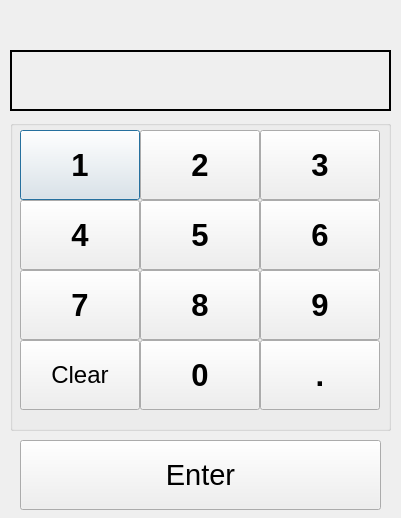
Qt form ui/NumPad.ui (rhtowler/CLAMS) before a commit.
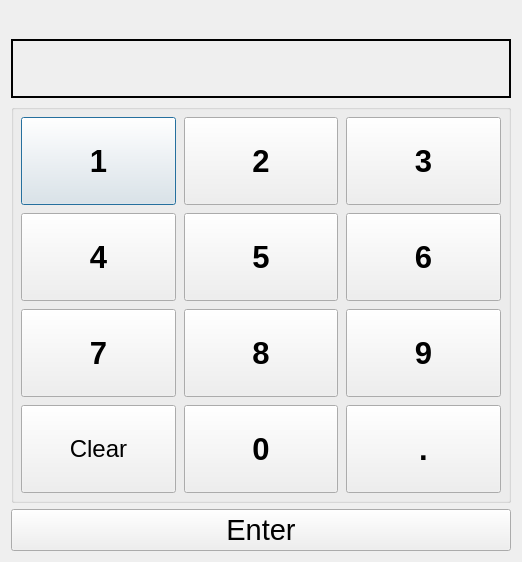
The same form after that commit.

Commit message: Completed first cut of MACETrawlEvent including adding layouts to the .ui and updating form code. Along the way I updated netdlg and listseldialog (both ui and form code). Updated the layout for numpad.

```diff
--- a/ui/NumPad.ui
+++ b/ui/NumPad.ui
@@ -4,39 +4,92 @@
   <property name="windowModality" >
    <enum>Qt::WindowModal</enum>
   </property>
-  <property name="geometry" >
+  <property name="geometry">
    <rect>
     <x>0</x>
     <y>0</y>
-    <width>401</width>
-    <height>518</height>
+    <width>522</width>
+    <height>562</height>
    </rect>
   </property>
   <property name="windowTitle" >
    <string>NumPad</string>
   </property>
-  <widget class="QGroupBox" name="groupBox" >
-   <property name="geometry" >
-    <rect>
-     <x>10</x>
-     <y>120</y>
-     <width>381</width>
-     <height>311</height>
-    </rect>
-   </property>
-   <property name="title" >
+  <layout class="QVBoxLayout" name="verticalLayout">
+   <item>
+    <widget class="QLabel" name="msgLabel">
+     <property name="font">
+      <font>
+       <pointsize>14</pointsize>
+      </font>
+     </property>
+     <property name="text">
     <string/>
    </property>
-   <widget class="QPushButton" name="pBtn1" >
-    <property name="geometry" >
-     <rect>
-      <x>10</x>
-      <y>10</y>
-      <width>120</width>
-      <height>70</height>
-     </rect>
-    </property>
-    <property name="font" >
+    </widget>
+   </item>
+   <item>
+    <widget class="QLabel" name="dispBox">
+     <property name="font">
+      <font>
+       <pointsize>36</pointsize>
+       <weight>50</weight>
+       <bold>false</bold>
+      </font>
+     </property>
+     <property name="autoFillBackground">
+      <bool>true</bool>
+     </property>
+     <property name="frameShape">
+      <enum>QFrame::WinPanel</enum>
+     </property>
+     <property name="frameShadow">
+      <enum>QFrame::Plain</enum>
+     </property>
+     <property name="text">
+      <string/>
+     </property>
+     <property name="alignment">
+      <set>Qt::AlignRight|Qt::AlignTrailing|Qt::AlignVCenter</set>
+     </property>
+    </widget>
+   </item>
+   <item>
+    <widget class="QGroupBox" name="groupBox">
+     <property name="sizePolicy">
+      <sizepolicy hsizetype="Expanding" vsizetype="Expanding">
+       <horstretch>0</horstretch>
+       <verstretch>0</verstretch>
+      </sizepolicy>
+     </property>
+     <property name="title">
+      <string/>
+     </property>
+     <layout class="QGridLayout" name="gridLayout">
+      <property name="leftMargin">
+       <number>7</number>
+      </property>
+      <property name="topMargin">
+       <number>7</number>
+      </property>
+      <property name="rightMargin">
+       <number>7</number>
+      </property>
+      <property name="bottomMargin">
+       <number>7</number>
+      </property>
+      <property name="spacing">
+       <number>8</number>
+      </property>
+      <item row="0" column="0">
+       <widget class="QPushButton" name="pBtn1">
+        <property name="sizePolicy">
+         <sizepolicy hsizetype="Minimum" vsizetype="Expanding">
+          <horstretch>0</horstretch>
+          <verstretch>0</verstretch>
+         </sizepolicy>
+        </property>
+        <property name="font">
      <font>
       <pointsize>23</pointsize>
       <weight>75</weight>
@@ -47,16 +100,16 @@
      <string>1</string>
     </property>
    </widget>
-   <widget class="QPushButton" name="pBtn2" >
-    <property name="geometry" >
-     <rect>
-      <x>130</x>
-      <y>10</y>
-      <width>120</width>
-      <height>70</height>
-     </rect>
-    </property>
-    <property name="font" >
+      </item>
+      <item row="0" column="1">
+       <widget class="QPushButton" name="pBtn2">
+        <property name="sizePolicy">
+         <sizepolicy hsizetype="Minimum" vsizetype="Expanding">
+          <horstretch>0</horstretch>
+          <verstretch>0</verstretch>
+         </sizepolicy>
+        </property>
+        <property name="font">
      <font>
       <pointsize>23</pointsize>
       <weight>75</weight>
@@ -67,16 +120,16 @@
      <string>2</string>
     </property>
    </widget>
-   <widget class="QPushButton" name="pBtn3" >
-    <property name="geometry" >
-     <rect>
-      <x>250</x>
-      <y>10</y>
-      <width>120</width>
-      <height>70</height>
-     </rect>
-    </property>
-    <property name="font" >
+      </item>
+      <item row="0" column="2">
+       <widget class="QPushButton" name="pBtn3">
+        <property name="sizePolicy">
+         <sizepolicy hsizetype="Minimum" vsizetype="Expanding">
+          <horstretch>0</horstretch>
+          <verstretch>0</verstretch>
+         </sizepolicy>
+        </property>
+        <property name="font">
      <font>
       <pointsize>23</pointsize>
       <weight>75</weight>
@@ -87,116 +140,96 @@
      <string>3</string>
     </property>
    </widget>
-   <widget class="QPushButton" name="pBtn6" >
-    <property name="geometry" >
-     <rect>
-      <x>250</x>
-      <y>80</y>
-      <width>120</width>
-      <height>70</height>
-     </rect>
-    </property>
-    <property name="font" >
+      </item>
+      <item row="1" column="0">
+       <widget class="QPushButton" name="pBtn4">
+        <property name="sizePolicy">
+         <sizepolicy hsizetype="Minimum" vsizetype="Expanding">
+          <horstretch>0</horstretch>
+          <verstretch>0</verstretch>
+         </sizepolicy>
+        </property>
+        <property name="font">
      <font>
       <pointsize>23</pointsize>
       <weight>75</weight>
       <bold>true</bold>
      </font>
     </property>
-    <property name="text" >
-     <string>6</string>
-    </property>
-   </widget>
-   <widget class="QPushButton" name="pBtn5" >
-    <property name="geometry" >
-     <rect>
-      <x>130</x>
-      <y>80</y>
-      <width>120</width>
-      <height>70</height>
-     </rect>
-    </property>
-    <property name="font" >
-     <font>
-      <pointsize>23</pointsize>
-      <weight>75</weight>
-      <bold>true</bold>
-     </font>
-    </property>
-    <property name="text" >
-     <string>5</string>
-    </property>
-   </widget>
-   <widget class="QPushButton" name="pBtn4" >
-    <property name="geometry" >
-     <rect>
-      <x>10</x>
-      <y>80</y>
-      <width>120</width>
-      <height>70</height>
-     </rect>
-    </property>
-    <property name="font" >
-     <font>
-      <pointsize>23</pointsize>
-      <weight>75</weight>
-      <bold>true</bold>
-     </font>
-    </property>
-    <property name="text" >
+        <property name="text">
      <string>4</string>
     </property>
    </widget>
-   <widget class="QPushButton" name="pBtn9" >
-    <property name="geometry" >
-     <rect>
-      <x>250</x>
-      <y>150</y>
-      <width>120</width>
-      <height>70</height>
-     </rect>
-    </property>
-    <property name="font" >
+      </item>
+      <item row="1" column="1">
+       <widget class="QPushButton" name="pBtn5">
+        <property name="sizePolicy">
+         <sizepolicy hsizetype="Minimum" vsizetype="Expanding">
+          <horstretch>0</horstretch>
+          <verstretch>0</verstretch>
+         </sizepolicy>
+        </property>
+        <property name="font">
      <font>
       <pointsize>23</pointsize>
       <weight>75</weight>
       <bold>true</bold>
      </font>
     </property>
-    <property name="text" >
-     <string>9</string>
-    </property>
-   </widget>
-   <widget class="QPushButton" name="pBtn7" >
-    <property name="geometry" >
-     <rect>
-      <x>10</x>
-      <y>150</y>
-      <width>120</width>
-      <height>70</height>
-     </rect>
-    </property>
-    <property name="font" >
+        <property name="text">
+         <string>5</string>
+        </property>
+       </widget>
+      </item>
+      <item row="1" column="2">
+       <widget class="QPushButton" name="pBtn6">
+        <property name="sizePolicy">
+         <sizepolicy hsizetype="Minimum" vsizetype="Expanding">
+          <horstretch>0</horstretch>
+          <verstretch>0</verstretch>
+         </sizepolicy>
+        </property>
+        <property name="font">
      <font>
       <pointsize>23</pointsize>
       <weight>75</weight>
       <bold>true</bold>
      </font>
     </property>
-    <property name="text" >
+        <property name="text">
+         <string>6</string>
+        </property>
+       </widget>
+      </item>
+      <item row="2" column="0">
+       <widget class="QPushButton" name="pBtn7">
+        <property name="sizePolicy">
+         <sizepolicy hsizetype="Minimum" vsizetype="Expanding">
+          <horstretch>0</horstretch>
+          <verstretch>0</verstretch>
+         </sizepolicy>
+        </property>
+        <property name="font">
+         <font>
+          <pointsize>23</pointsize>
+          <weight>75</weight>
+          <bold>true</bold>
+         </font>
+        </property>
+        <property name="text">
      <string>7</string>
     </property>
    </widget>
-   <widget class="QPushButton" name="pBtn8" >
-    <property name="geometry" >
-     <rect>
-      <x>130</x>
-      <y>150</y>
-      <width>120</width>
-      <height>70</height>
-     </rect>
-    </property>
-    <property name="font" >
+      </item>
+      <item row="2" column="1">
+       <widget class="QPushButton" name="pBtn8">
+        <property name="sizePolicy">
+         <sizepolicy hsizetype="Minimum" vsizetype="Expanding">
+          <horstretch>0</horstretch>
+          <verstretch>0</verstretch>
+         </sizepolicy>
+        </property>
+        <property name="font">
      <font>
       <pointsize>23</pointsize>
       <weight>75</weight>
@@ -207,16 +240,36 @@
      <string>8</string>
     </property>
    </widget>
-   <widget class="QPushButton" name="pBtnClr" >
-    <property name="geometry" >
-     <rect>
-      <x>10</x>
-      <y>220</y>
-      <width>120</width>
-      <height>70</height>
-     </rect>
-    </property>
-    <property name="font" >
+      </item>
+      <item row="2" column="2">
+       <widget class="QPushButton" name="pBtn9">
+        <property name="sizePolicy">
+         <sizepolicy hsizetype="Minimum" vsizetype="Expanding">
+          <horstretch>0</horstretch>
+          <verstretch>0</verstretch>
+         </sizepolicy>
+        </property>
+        <property name="font">
+         <font>
+          <pointsize>23</pointsize>
+          <weight>75</weight>
+          <bold>true</bold>
+         </font>
+        </property>
+        <property name="text">
+         <string>9</string>
+        </property>
+       </widget>
+      </item>
+      <item row="3" column="0">
+       <widget class="QPushButton" name="pBtnClr">
+        <property name="sizePolicy">
+         <sizepolicy hsizetype="Minimum" vsizetype="Expanding">
+          <horstretch>0</horstretch>
+          <verstretch>0</verstretch>
+         </sizepolicy>
+        </property>
+        <property name="font">
      <font>
       <pointsize>18</pointsize>
      </font>
@@ -225,57 +278,53 @@
      <string>Clear</string>
     </property>
    </widget>
-   <widget class="QPushButton" name="pBtnd" >
-    <property name="geometry" >
-     <rect>
-      <x>250</x>
-      <y>220</y>
-      <width>120</width>
-      <height>70</height>
-     </rect>
-    </property>
-    <property name="font" >
+      </item>
+      <item row="3" column="1">
+       <widget class="QPushButton" name="pBtn0">
+        <property name="sizePolicy">
+         <sizepolicy hsizetype="Minimum" vsizetype="Expanding">
+          <horstretch>0</horstretch>
+          <verstretch>0</verstretch>
+         </sizepolicy>
+        </property>
+        <property name="font">
      <font>
       <pointsize>23</pointsize>
       <weight>75</weight>
       <bold>true</bold>
      </font>
     </property>
-    <property name="text" >
-     <string>.</string>
-    </property>
-   </widget>
-   <widget class="QPushButton" name="pBtn0" >
-    <property name="geometry" >
-     <rect>
-      <x>130</x>
-      <y>220</y>
-      <width>120</width>
-      <height>70</height>
-     </rect>
-    </property>
-    <property name="font" >
-     <font>
-      <pointsize>23</pointsize>
-      <weight>75</weight>
-      <bold>true</bold>
-     </font>
-    </property>
-    <property name="text" >
+        <property name="text">
      <string>0</string>
     </property>
    </widget>
-  </widget>
-  <widget class="QPushButton" name="pBtnEnt" >
-   <property name="geometry" >
-    <rect>
-     <x>20</x>
-     <y>440</y>
-     <width>361</width>
-     <height>70</height>
-    </rect>
-   </property>
-   <property name="font" >
+      </item>
+      <item row="3" column="2">
+       <widget class="QPushButton" name="pBtnd">
+        <property name="sizePolicy">
+         <sizepolicy hsizetype="Minimum" vsizetype="Expanding">
+          <horstretch>0</horstretch>
+          <verstretch>0</verstretch>
+         </sizepolicy>
+        </property>
+        <property name="font">
+         <font>
+          <pointsize>23</pointsize>
+          <weight>75</weight>
+          <bold>true</bold>
+         </font>
+        </property>
+        <property name="text">
+         <string>.</string>
+        </property>
+       </widget>
+      </item>
+     </layout>
+    </widget>
+   </item>
+   <item>
+    <widget class="QPushButton" name="pBtnEnt">
+     <property name="font">
     <font>
      <pointsize>22</pointsize>
     </font>
@@ -284,56 +333,8 @@
     <string>Enter</string>
    </property>
   </widget>
-  <widget class="QLabel" name="dispBox" >
-   <property name="geometry" >
-    <rect>
-     <x>10</x>
-     <y>50</y>
-     <width>381</width>
-     <height>61</height>
-    </rect>
-   </property>
-   <property name="font" >
-    <font>
-     <pointsize>36</pointsize>
-     <weight>50</weight>
-     <bold>false</bold>
-    </font>
-   </property>
-   <property name="autoFillBackground" >
-    <bool>true</bool>
-   </property>
-   <property name="frameShape" >
-    <enum>QFrame::WinPanel</enum>
-   </property>
-   <property name="frameShadow" >
-    <enum>QFrame::Plain</enum>
-   </property>
-   <property name="text" >
-    <string/>
-   </property>
-   <property name="alignment" >
-    <set>Qt::AlignRight|Qt::AlignTrailing|Qt::AlignVCenter</set>
-   </property>
-  </widget>
-  <widget class="QLabel" name="msgLabel" >
-   <property name="geometry" >
-    <rect>
-     <x>20</x>
-     <y>13</y>
-     <width>351</width>
-     <height>31</height>
-    </rect>
-   </property>
-   <property name="font" >
-    <font>
-     <pointsize>14</pointsize>
-    </font>
-   </property>
-   <property name="text" >
-    <string/>
-   </property>
-  </widget>
+   </item>
+  </layout>
  </widget>
  <resources/>
  <connections/>
```
Left out of the diff: 21 changed lines with no effect on the pictures. Lines whose indentation alone changed are shown as unchanged. The commit also changes 10 other files.
